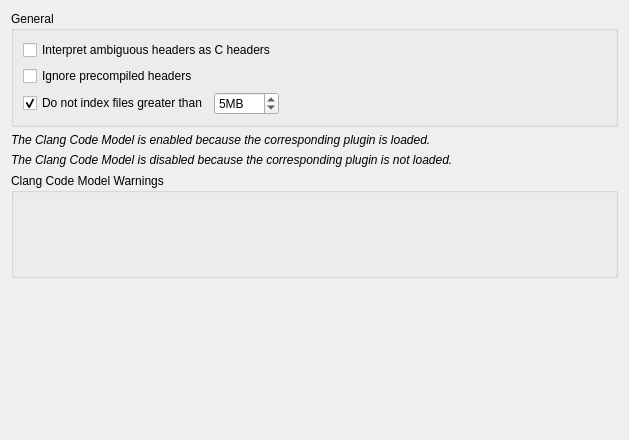
Old version of the form src/plugins/cpptools/cppcodemodelsettingspage.ui in the repository qt-creator/qt-creator.
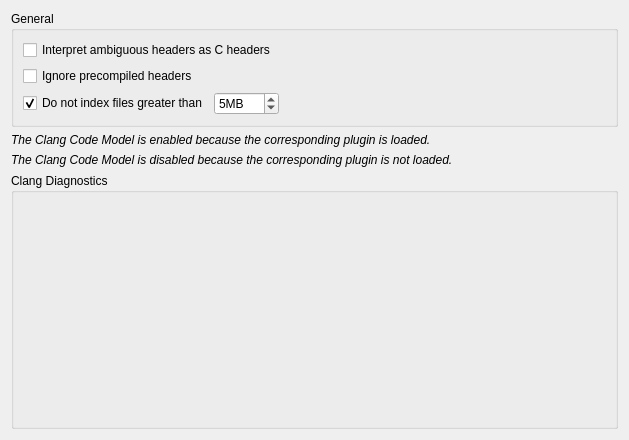
New version of the form.

Commit message:
CppTools: Improve clang diagnostic configuration UI
...by clarifying the widget hierarchy. Ensure that the combo box at the
top is perceived as the main widget:

* Remove the "Configuration to use:" label so the combo box gets more
  horizontal space and thus dominance. Also, rename the group box
  header/label from "Clang Diagnostic Warnigns" to "Clang Diagnostic
  Configuration".
* Move the command line text edit below the combo box into its own tab
  page to clarify the relation to the tidy/clazy tabs.

```diff
--- a/src/plugins/cpptools/cppcodemodelsettingspage.ui
+++ b/src/plugins/cpptools/cppcodemodelsettingspage.ui
@@ -106,7 +106,7 @@
       </sizepolicy>
      </property>
      <property name="title">
-      <string>Clang Code Model Warnings</string>
+      <string>Clang Diagnostics</string>
      </property>
      <property name="checkable">
       <bool>false</bool>
@@ -114,19 +114,6 @@
      <layout class="QVBoxLayout" name="verticalLayout_3"/>
     </widget>
    </item>
-   <item>
-    <spacer name="verticalSpacer">
-     <property name="orientation">
-      <enum>Qt::Vertical</enum>
-     </property>
-     <property name="sizeHint" stdset="0">
-      <size>
-       <width>20</width>
-       <height>151</height>
-      </size>
-     </property>
-    </spacer>
-   </item>
   </layout>
  </widget>
  <resources/>
```
The commit also changes 6 other files.
